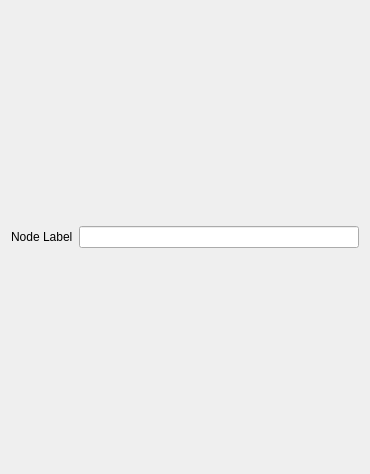
Before: the Qt Designer form gui/ui_nodeParam.ui in ymesh/meShaderEd, drawn with Qt 5.
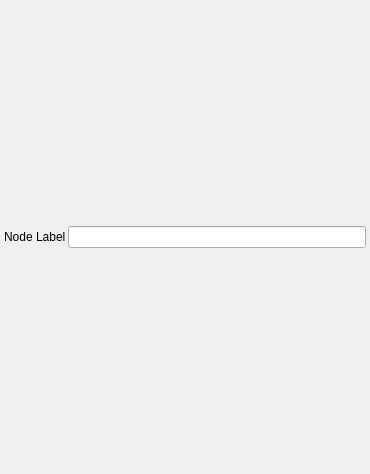
After: the same form once the commit is applied.

Commit message: NodeEditorWindow: replaced by NodeEditorPanel ProjectSetup: Using relative paths for resource directories ImageView: Auto update checkbox ImageView: Reset zoom button

```diff
--- a/gui/ui_nodeParam.ui
+++ b/gui/ui_nodeParam.ui
@@ -14,6 +14,12 @@
    <string>Form</string>
   </property>
   <layout class="QVBoxLayout" name="verticalLayout">
+   <property name="spacing">
+    <number>2</number>
+   </property>
+   <property name="margin">
+    <number>4</number>
+   </property>
    <item>
     <layout class="QHBoxLayout" name="labelLayout" stretch="0,1">
      <item>
```
The commit also changes 63 other files.
